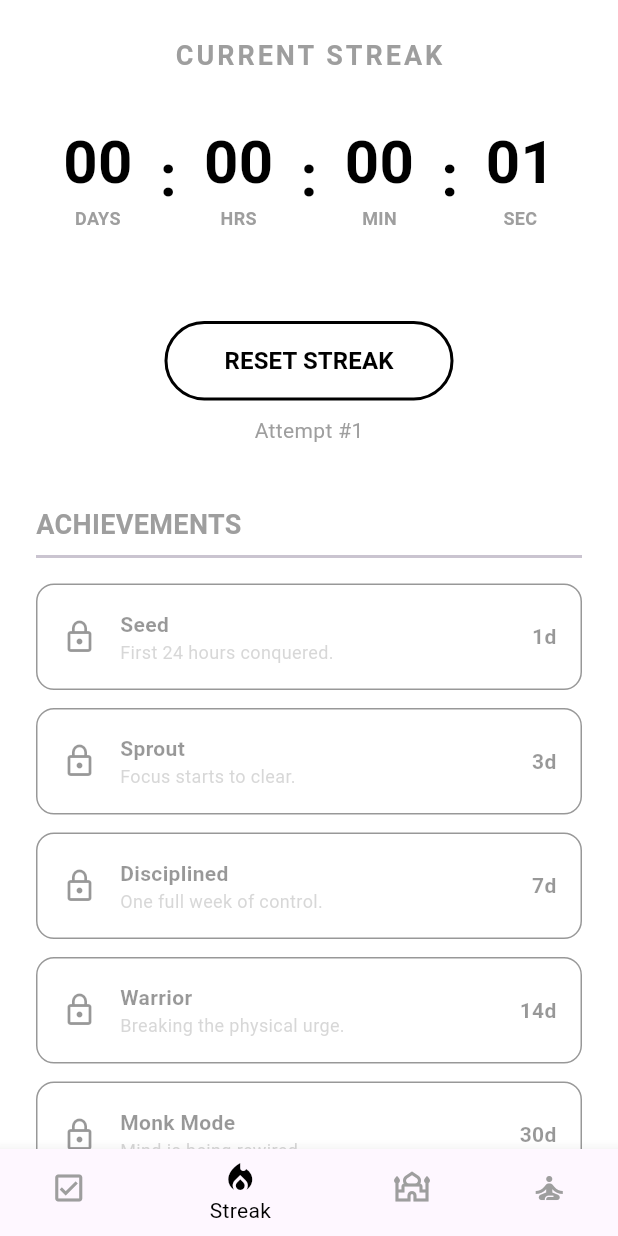
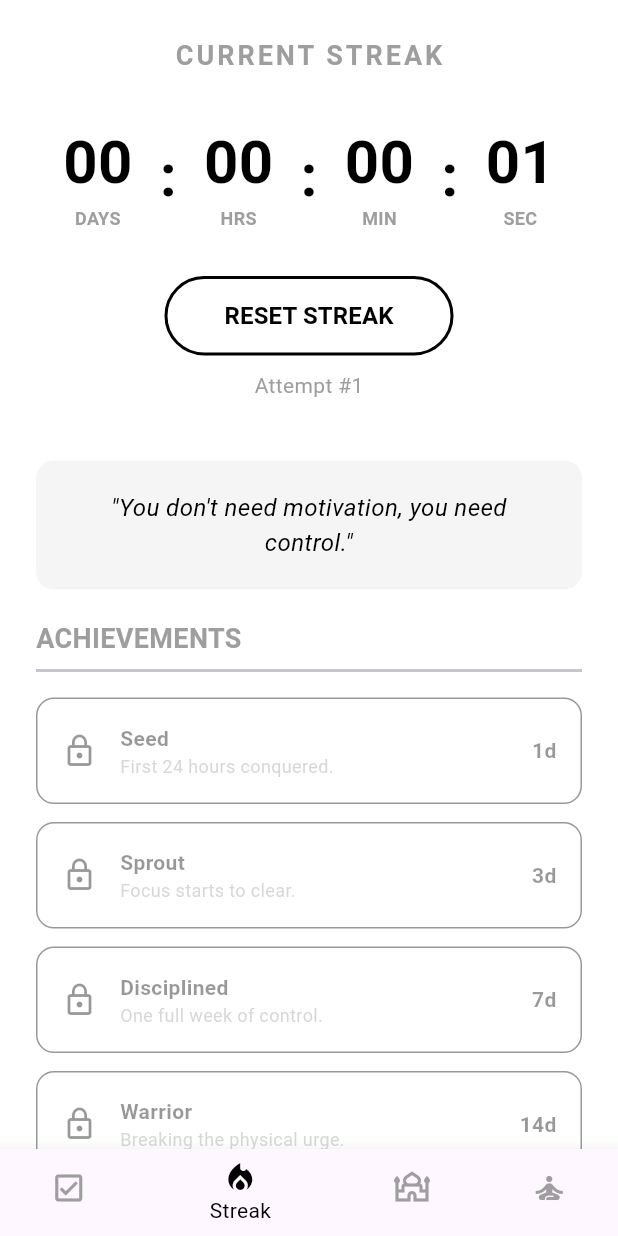
Before and after one commit to mertpalaoglu1/MindKernel-App, a Flutter app: the screen it shows after launch, item 2 of the bottom bar chosen, on a phone screen of 412 x 824 dp. Run offline on Flutter 3.47's test engine with Material 3 defaults, Android fonts, the phone set to English and light mode, and no system bars; our stand-ins replace audioplayers, firebase_core, shared_preferences; accounts and stored records are empty.

Commit message:
Refactor: Minor changes in ui at streak screen

```diff
--- a/lib/screens/streak_screen.dart
+++ b/lib/screens/streak_screen.dart
@@ -180,7 +180,7 @@ class _StreakScreenState extends State<StreakScreen> with WidgetsBindingObserver
                   _timeBox(seconds.toString().padLeft(2, '0'), 'SEC', textColor),
                 ],
               ),
-              const SizedBox(height: 60),
+              const SizedBox(height: 30),
 
               OutlinedButton(
                 onPressed: _resetStreak,
@@ -193,7 +193,14 @@ class _StreakScreenState extends State<StreakScreen> with WidgetsBindingObserver
               const SizedBox(height: 10),
               Text('Attempt #$_attemptCount', style: const TextStyle(color: Colors.grey)),
               const SizedBox(height: 40), // Spacer yerine SizedBox kullanıldı
-
+              // Alıntı (Quote) Bölümü
+              Container(
+                width: double.infinity,
+                padding: const EdgeInsets.all(20),
+                decoration: BoxDecoration(color: boxColor, borderRadius: BorderRadius.circular(12)),
+                child: Text('"$_currentQuote"', textAlign: TextAlign.center, style: TextStyle(fontSize: 16, fontStyle: FontStyle.italic, color: textColor)),
+              ),
+              const SizedBox(height: 20),
               // --- ACHIEVEMENTS (BAŞARILAR) BÖLÜMÜ ---
               const Align(
                 alignment: Alignment.centerLeft,
@@ -260,16 +267,6 @@ class _StreakScreenState extends State<StreakScreen> with WidgetsBindingObserver
                   );
                 },
               ),
-              const SizedBox(height: 20),
-
-              // Alıntı (Quote) Bölümü
-              Container(
-                width: double.infinity,
-                padding: const EdgeInsets.all(20),
-                decoration: BoxDecoration(color: boxColor, borderRadius: BorderRadius.circular(12)),
-                child: Text('"$_currentQuote"', textAlign: TextAlign.center, style: TextStyle(fontSize: 16, fontStyle: FontStyle.italic, color: textColor)),
-              ),
-              const SizedBox(height: 20),
             ],
           ),
         ),
```
